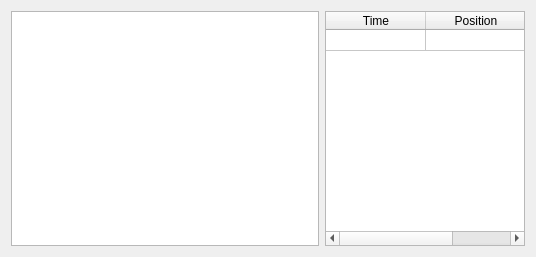
This is march_rqt_gait_generator/resource/joint_setting.ui in project-march/ProjectMarch as Qt 5 draws it before an edit. The edited form follows.
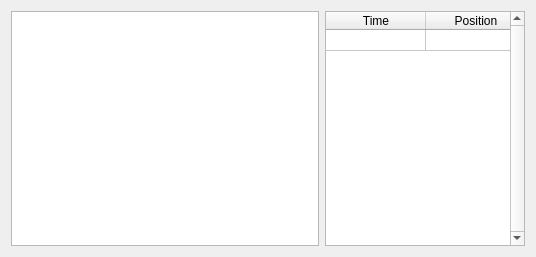
This is the edited form. Custom widgets are drawn as their Qt base class.

Commit message: Fix table layout

What changed in the file:
```diff
--- a/march_rqt_gait_generator/resource/joint_setting.ui
+++ b/march_rqt_gait_generator/resource/joint_setting.ui
@@ -44,7 +44,13 @@
       </size>
      </property>
      <property name="verticalScrollBarPolicy">
-      <enum>Qt::ScrollBarAsNeeded</enum>
+      <enum>Qt::ScrollBarAlwaysOn</enum>
+     </property>
+     <property name="horizontalScrollBarPolicy">
+      <enum>Qt::ScrollBarAlwaysOff</enum>
+     </property>
+     <property name="autoScroll">
+      <bool>true</bool>
      </property>
      <property name="verticalScrollMode">
       <enum>QAbstractItemView::ScrollPerPixel</enum>
```
The commit also changes 2 other files.
